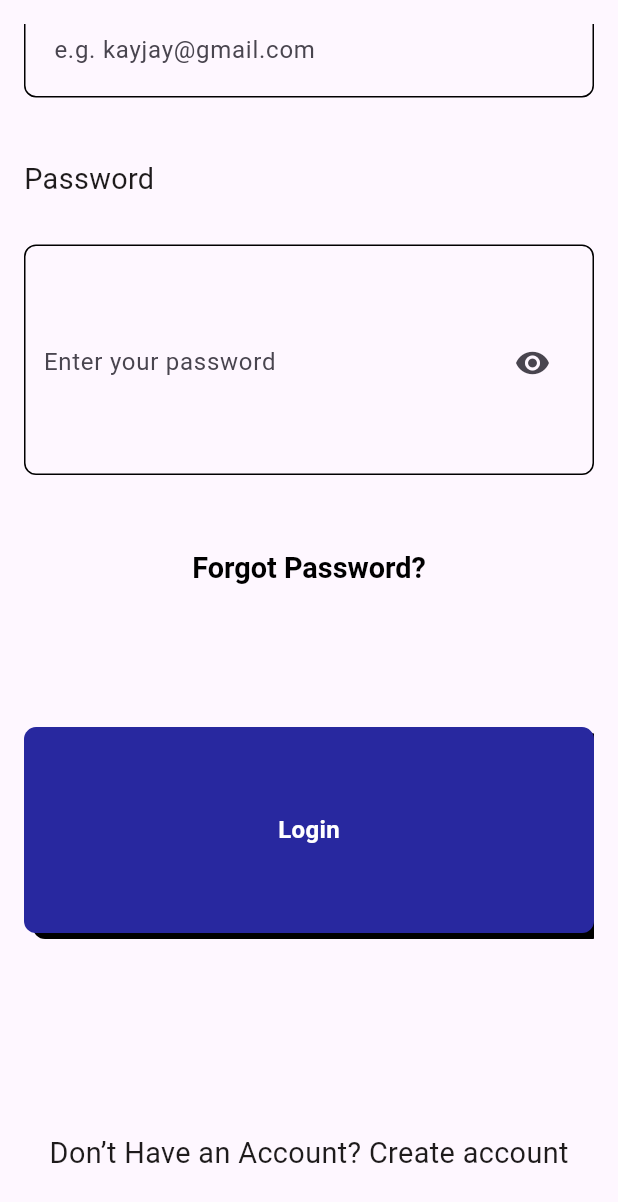
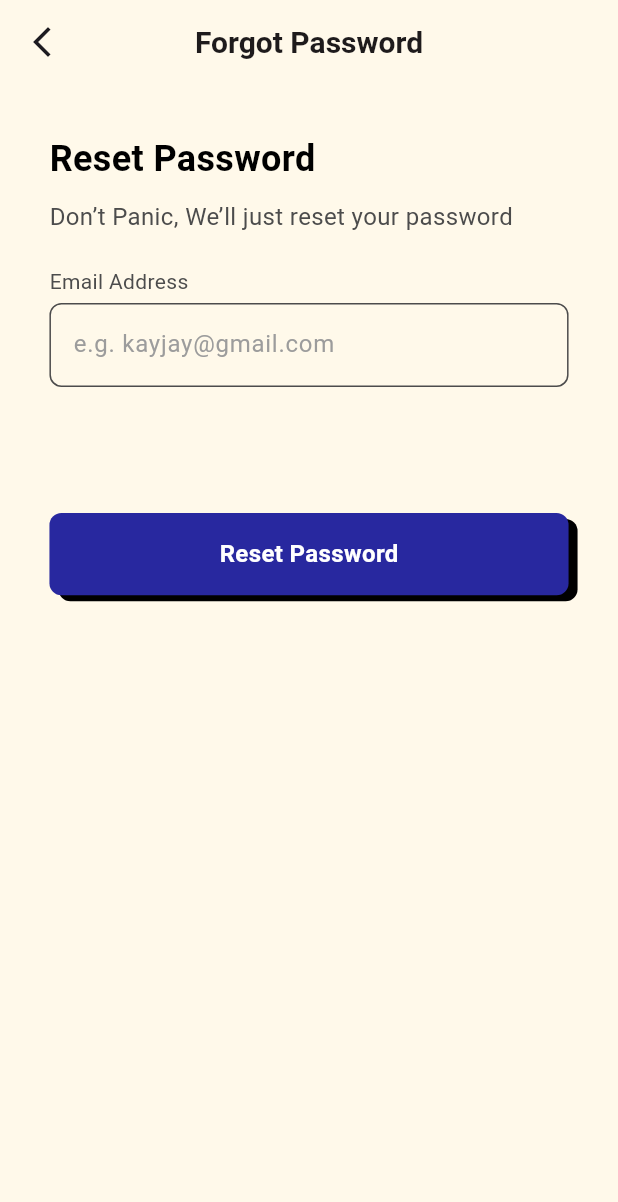
Before and after one commit to hngx-org/Lightning-food-mobile, a Flutter app: the screen it shows after launch, scrolled down 546 dp, after a tap on "Forgot Password?", on a phone screen of 412 x 824 dp. Shown: the top 1202 px of the screen. Run offline on Flutter 3.47's test engine with Material 2 defaults, Android fonts, the phone set to English and light mode, and no system bars; our stand-ins replace flutter_screenutil, iconsax.

Commit message:
reset password

```diff
--- /dev/null
+++ b/lib/views/forgot_password_views/forgot_password_reset.dart
@@ -0,0 +1,142 @@
+import 'package:flutter_screenutil/flutter_screenutil.dart';
+import 'package:flutter/material.dart';
+import 'package:lightning_food_mobile/constants/app_colors.dart';
+import '../../constants/app_widgets.dart';
+
+class ForgotPasswordReset extends StatefulWidget {
+  const ForgotPasswordReset({super.key});
+
+  @override
+  State<ForgotPasswordReset> createState() => _ForgotPasswordResetState();
+}
+
+class _ForgotPasswordResetState extends State<ForgotPasswordReset> {
+  TextEditingController emailController = TextEditingController();
+
+  @override
+  void initState() {
+    super.initState();
+    emailController = TextEditingController();
+  }
+
+  @override
+  Widget build(BuildContext context) {
+    return Scaffold(
+      appBar: AppBar(
+        leading: IconButton(
+            onPressed: () {
+              Navigator.pop(context);
+            }, icon: const Icon(Icons.arrow_back_ios_new)),
+        centerTitle: true,
+        title: Text(
+          'Forgot Password',
+          style: TextStyle(
+              fontSize: 20,
+              fontWeight: FontWeight.w600,
+              color: AppColor.black2),
+        ),
+        backgroundColor: AppColor.bgColor,
+      ),
+      backgroundColor: AppColor.bgColor,
+      body: SafeArea(
+        minimum: EdgeInsets.all(24.r),
+        child: SingleChildScrollView(
+          child:
+          Column(crossAxisAlignment: CrossAxisAlignment.start, children: [
+            Text(
+              'Reset Password',
+              style: TextStyle(
+                  fontSize: 24,
+                  fontWeight: FontWeight.w700,
+                  color: AppColor.plainBlack),
+            ),
+            const SizedBox(
+              height: 10,
+            ),
+            Text(
+              'Don’t Panic, We’ll just reset your password',
+              style: TextStyle(
+                fontSize: 16,
+                fontWeight: FontWeight.w400,
+                color: AppColor.black33,
+              ),
+            ),
+            const SizedBox(
+              height: 22,
+            ),
+            Text(
+              'Email Address',
+              style: TextStyle(
+                  fontSize: 14,
+                  fontWeight: FontWeight.w400,
+                  color: AppColor.black33),
+            ),
+            const SizedBox(
+              height: 4,
+            ),
+            TextFormField(
+              cursorColor: AppColor.primaryColor,
+              controller: emailController,
+              keyboardType: TextInputType.emailAddress,
+              decoration: InputDecoration(
+                enabledBorder: OutlineInputBorder(
+                  borderRadius: BorderRadius.circular(8),
+                  borderSide: BorderSide(color: AppColor.black33), // Set the border color here
+                ),
+                focusedBorder: OutlineInputBorder(
+                  borderRadius: BorderRadius.circular(8),
+                  borderSide: BorderSide(color: AppColor.plainBlack), // Set the border color here
+                ),
+                hintText: 'e.g. kayjay@gmail.com',
+                hintStyle: TextStyle(color: AppColor.lightBlack),
+              ),
+            ),
+            const SizedBox(
+              height: 84,
+            ),
+            AppButton(
+                height: 20.h,
+                width: 270.w,
+                buttonText: 'Reset Password',
+                onTap: () {
+                  Navigator.push(
+                    context,
+                    MaterialPageRoute(
+                      builder: (context) => DialogueBox(
+                        dialogButton: AppButton(
+                          buttonColor: AppColor.primaryColor,
+                          height: 20.h,
+                          width: 250.w,
+                          buttonText: 'Continue',
+                          onTap: () {},
+                        ),
+                        dialogIcon: Image.asset(
+                          'assets/tick_circle.png',
+                          height: 100,
+                          width: 100,
+                        ),
+                        dialogText: Text(
+                          'A password reset link has been sent\nto you email',
+                          textAlign: TextAlign.center,
+                          style: TextStyle(
+                              color: AppColor.black2,
+                              fontSize: 14.sp,
+                              fontWeight: FontWeight.w600),
+                        ),
+                      ),
+                    ),
+                  );
+                },
+                buttonColor: AppColor.primaryColor),
+          ]),
+        ),
+      ),
+    );
+  }
+
+  @override
+  void dispose() {
+    emailController.dispose();
+    super.dispose();
+  }
+}
--- a/lib/views/login_view/login_screen.dart
+++ b/lib/views/login_view/login_screen.dart
@@ -5,6 +5,7 @@ import 'package:lightning_food_mobile/constants/app_colors.dart';
 import 'package:lightning_food_mobile/constants/app_widgets.dart';
 import 'package:lightning_food_mobile/main.dart';
 import 'package:lightning_food_mobile/views/sign_up_views/sign_up_screen.dart';
+import '../forgot_password_views/forgot_password_reset.dart';
 
 class LoginScreen extends StatefulWidget {
   const LoginScreen({super.key});
@@ -254,7 +255,12 @@ class _LoginScreenState extends State<LoginScreen> {
                                         ),
                                         TextButton(
                                           onPressed: () {
-                                            // Add the function you want to execute when the text is pressed
+                                            Navigator.push(
+                                              context,
+                                              MaterialPageRoute(
+                                                builder: (context) => const ForgotPasswordReset(), // Replace 'YourNewScreen' with the actual screen widget
+                                              ),
+                                            );
                                           },
                                           style: TextButton.styleFrom(
                                             foregroundColor:
--- a/pubspec.yaml
+++ b/pubspec.yaml
@@ -58,10 +58,8 @@ flutter:
   # the material Icons class.
   uses-material-design: true
 
-  # To add assets to your application, add an assets section, like this:
-  # assets:
-  #   - images/a_dot_burr.jpeg
-  #   - images/a_dot_ham.jpeg
+  assets:
+    - assets/
 
   # An image asset can refer to one or more resolution-specific "variants", see
   # https://flutter.dev/assets-and-images/#resolution-aware
```
Also changed, not shown: assets/tick_circle.png (added).
